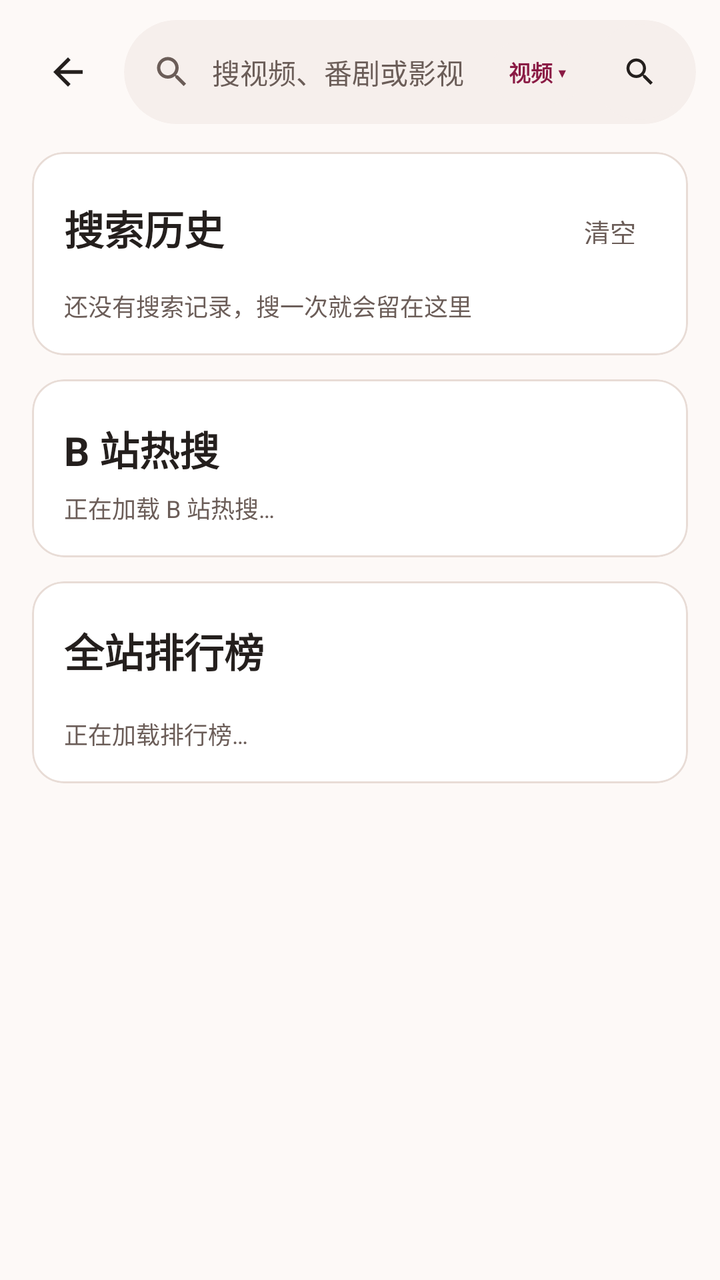
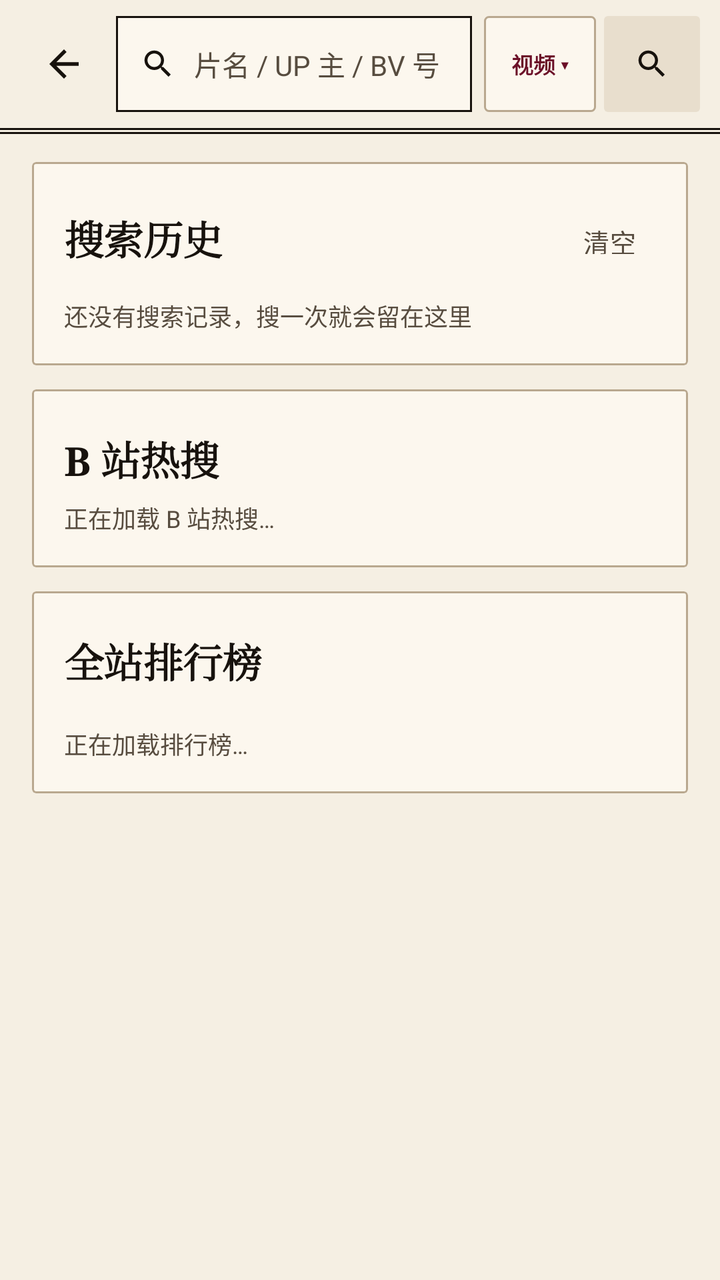

Compare the two renders of this Android layout. The source of the first and the diff that turns it into the second are given below.
<!-- AndroidManifest.xml: application theme Theme.BiliDiy -->
<!-- res/layout/activity_search.xml -->
<?xml version="1.0" encoding="utf-8"?>
<LinearLayout xmlns:android="http://schemas.android.com/apk/res/android"
    xmlns:app="http://schemas.android.com/apk/res-auto"
    android:id="@+id/pageRoot"
    android:layout_width="match_parent"
    android:layout_height="match_parent"
    android:background="@color/bg"
    android:orientation="vertical">

    <LinearLayout
        android:layout_width="match_parent"
        android:layout_height="wrap_content"
        android:gravity="center_vertical"
        android:orientation="horizontal"
        android:paddingStart="10dp"
        android:paddingTop="10dp"
        android:paddingEnd="12dp">

        <com.google.android.material.button.MaterialButton
            android:id="@+id/btnBack"
            style="@style/Widget.BiliDiy.IconButton.Ghost"
            android:layout_width="48dp"
            android:layout_height="48dp"
            android:contentDescription="返回"
            app:icon="@drawable/ic_arrow_back"
            app:iconSize="22dp" />

        <LinearLayout
            android:id="@+id/searchBox"
            android:layout_width="0dp"
            android:layout_height="52dp"
            android:layout_marginStart="4dp"
            android:layout_weight="1"
            android:background="@drawable/bg_search"
            android:clipToOutline="true"
            android:gravity="center_vertical"
            android:orientation="horizontal"
            android:paddingStart="14dp"
            android:paddingEnd="4dp">

            <ImageView
                android:layout_width="20dp"
                android:layout_height="20dp"
                android:contentDescription="@null"
                android:src="@drawable/ic_search"
                app:tint="@color/textSecondary" />

            <EditText
                android:id="@+id/etSearch"
                android:layout_width="0dp"
                android:layout_height="match_parent"
                android:layout_weight="1"
                android:background="@null"
                android:gravity="center_vertical"
                android:hint="@string/search_hint"
                android:imeOptions="actionSearch"
                android:importantForAutofill="no"
                android:inputType="text"
                android:maxLines="1"
                android:paddingStart="10dp"
                android:paddingEnd="4dp"
                android:textColor="@color/textMain"
                android:textColorHint="@color/textSecondary"
                android:textSize="14sp" />

            <TextView
                android:id="@+id/btnKindFilter"
                android:layout_width="wrap_content"
                android:layout_height="32dp"
                android:layout_marginEnd="2dp"
                android:background="@drawable/bg_chip"
                android:clickable="true"
                android:focusable="true"
                android:gravity="center"
                android:paddingStart="9dp"
                android:paddingEnd="9dp"
                android:text="视频 ▾"
                android:textColor="@color/pinkDeep"
                android:textSize="11sp"
                android:textStyle="bold" />

            <TextView
                android:id="@+id/btnClear"
                android:layout_width="30dp"
                android:layout_height="30dp"
                android:background="?attr/selectableItemBackgroundBorderless"
                android:contentDescription="清空"
                android:gravity="center"
                android:text="✕"
                android:textColor="@color/textSecondary"
                android:textSize="12sp"
                android:visibility="gone" />

            <com.google.android.material.button.MaterialButton
                android:id="@+id/btnSearch"
                style="@style/Widget.BiliDiy.IconButton"
                android:layout_width="48dp"
                android:layout_height="48dp"
                android:layout_marginStart="2dp"
                android:contentDescription="@string/search"
                app:icon="@drawable/ic_search"
                app:iconGravity="textStart"
                app:iconPadding="0dp"
                app:iconSize="18dp" />
        </LinearLayout>
    </LinearLayout>

    <FrameLayout
        android:layout_width="match_parent"
        android:layout_height="0dp"
        android:layout_weight="1">

        <androidx.core.widget.NestedScrollView
            android:id="@+id/scrollHome"
            android:layout_width="match_parent"
            android:layout_height="match_parent"
            android:clipToPadding="false"
            android:fillViewport="true"
            android:overScrollMode="never">

            <LinearLayout
                android:layout_width="match_parent"
                android:layout_height="wrap_content"
                android:orientation="vertical"
                android:paddingStart="16dp"
                android:paddingTop="14dp"
                android:paddingEnd="16dp"
                android:paddingBottom="28dp">

                <com.google.android.material.card.MaterialCardView
                    style="@style/Widget.BiliDiy.Card"
                    android:layout_width="match_parent"
                    android:layout_height="wrap_content"
                    app:cardCornerRadius="16dp">

                    <LinearLayout
                        android:layout_width="match_parent"
                        android:layout_height="wrap_content"
                        android:orientation="vertical"
                        android:padding="16dp">

                        <LinearLayout
                            android:layout_width="match_parent"
                            android:layout_height="wrap_content"
                            android:layout_marginTop="4dp"
                            android:gravity="center_vertical"
                            android:orientation="horizontal">

                            <TextView
                                android:layout_width="0dp"
                                android:layout_height="wrap_content"
                                android:layout_weight="1"
                                android:text="搜索历史"
                                android:textAppearance="@style/TextAppearance.BiliDiy.TitleLarge" />

                            <com.google.android.material.button.MaterialButton
                                android:id="@+id/btnHistoryClear"
                                style="@style/Widget.BiliDiy.Button.Text"
                                android:layout_width="wrap_content"
                                android:layout_height="36dp"
                                android:minWidth="0dp"
                                android:paddingStart="10dp"
                                android:paddingEnd="10dp"
                                android:text="清空" />
                        </LinearLayout>

                        <com.google.android.material.chip.ChipGroup
                            android:id="@+id/chipHistory"
                            android:layout_width="match_parent"
                            android:layout_height="wrap_content"
                            android:layout_marginTop="8dp"
                            app:chipSpacingHorizontal="8dp"
                            app:chipSpacingVertical="4dp"
                            app:singleLine="false" />

                        <TextView
                            android:id="@+id/tvHistoryEmpty"
                            android:layout_width="match_parent"
                            android:layout_height="wrap_content"
                            android:layout_marginTop="4dp"
                            android:text="还没有搜索记录，搜一次就会留在这里"
                            android:textColor="@color/textSecondary"
                            android:textSize="12sp" />
                    </LinearLayout>
                </com.google.android.material.card.MaterialCardView>

                <com.google.android.material.card.MaterialCardView
                    style="@style/Widget.BiliDiy.Card"
                    android:layout_width="match_parent"
                    android:layout_height="wrap_content"
                    android:layout_marginTop="12dp"
                    app:cardCornerRadius="16dp">

                    <LinearLayout
                        android:layout_width="match_parent"
                        android:layout_height="wrap_content"
                        android:orientation="vertical"
                        android:padding="16dp">

                        <LinearLayout
                            android:layout_width="match_parent"
                            android:layout_height="wrap_content"
                            android:layout_marginTop="4dp"
                            android:gravity="center_vertical"
                            android:orientation="horizontal">

                            <TextView
                                android:layout_width="0dp"
                                android:layout_height="wrap_content"
                                android:layout_weight="1"
                                android:text="B 站热搜"
                                android:textAppearance="@style/TextAppearance.BiliDiy.TitleLarge" />

                            </LinearLayout>

                        <com.google.android.material.chip.ChipGroup
                            android:id="@+id/chipHot"
                            android:layout_width="match_parent"
                            android:layout_height="wrap_content"
                            android:layout_marginTop="8dp"
                            android:visibility="gone"
                            app:chipSpacingHorizontal="8dp"
                            app:chipSpacingVertical="4dp"
                            app:singleLine="false" />

                        <TextView
                            android:id="@+id/tvHotState"
                            android:layout_width="match_parent"
                            android:layout_height="wrap_content"
                            android:layout_marginTop="6dp"
                            android:text="正在加载 B 站热搜…"
                            android:textColor="@color/textSecondary"
                            android:textSize="12sp" />
                    </LinearLayout>
                </com.google.android.material.card.MaterialCardView>

                <com.google.android.material.card.MaterialCardView
                    style="@style/Widget.BiliDiy.Card"
                    android:layout_width="match_parent"
                    android:layout_height="wrap_content"
                    android:layout_marginTop="12dp"
                    app:cardCornerRadius="16dp">

                    <LinearLayout
                        android:layout_width="match_parent"
                        android:layout_height="wrap_content"
                        android:orientation="vertical"
                        android:padding="16dp">

                        <LinearLayout
                            android:layout_width="match_parent"
                            android:layout_height="wrap_content"
                            android:layout_marginTop="4dp"
                            android:gravity="center_vertical"
                            android:orientation="horizontal">

                            <TextView
                                android:id="@+id/tvRankTitle"
                                android:layout_width="0dp"
                                android:layout_height="wrap_content"
                                android:layout_weight="1"
                                android:text="全站排行榜"
                                android:textAppearance="@style/TextAppearance.BiliDiy.TitleLarge" />

                            </LinearLayout>

                        <LinearLayout
                            android:id="@+id/listRanking"
                            android:layout_width="match_parent"
                            android:layout_height="wrap_content"
                            android:layout_marginTop="10dp"
                            android:orientation="vertical" />

                        <TextView
                            android:id="@+id/tvRankState"
                            android:layout_width="match_parent"
                            android:layout_height="wrap_content"
                            android:layout_marginTop="8dp"
                            android:text="正在加载排行榜…"
                            android:textColor="@color/textSecondary"
                            android:textSize="12sp" />
                    </LinearLayout>
                </com.google.android.material.card.MaterialCardView>
            </LinearLayout>
        </androidx.core.widget.NestedScrollView>

        <LinearLayout
            android:id="@+id/resultsPanel"
            android:layout_width="match_parent"
            android:layout_height="match_parent"
            android:orientation="vertical"
            android:visibility="gone">

            <ProgressBar
                android:id="@+id/pbLoading"
                style="?android:attr/progressBarStyleHorizontal"
                android:layout_width="match_parent"
                android:layout_height="2dp"
                android:indeterminate="true"
                android:indeterminateTint="@color/pink"
                android:visibility="gone" />

            <FrameLayout
                android:layout_width="match_parent"
                android:layout_height="0dp"
                android:layout_weight="1">

                <androidx.recyclerview.widget.RecyclerView
                    android:id="@+id/rvResults"
                    android:layout_width="match_parent"
                    android:layout_height="match_parent"
                    android:clipToPadding="false"
                    android:overScrollMode="never"
                    android:paddingStart="12dp"
                    android:paddingTop="4dp"
                    android:paddingEnd="12dp"
                    android:paddingBottom="18dp" />

                <TextView
                    android:id="@+id/tvEmpty"
                    android:layout_width="match_parent"
                    android:layout_height="wrap_content"
                    android:layout_gravity="center"
                    android:gravity="center"
                    android:lineSpacingExtra="4dp"
                    android:paddingStart="36dp"
                    android:paddingEnd="36dp"
                    android:textColor="@color/textSecondary"
                    android:textSize="13sp"
                    android:visibility="gone" />
            </FrameLayout>
        </LinearLayout>
    </FrameLayout>
</LinearLayout>
<!-- resources referenced by this layout -->
<resources>
  <color name="bg">#FDF9F7</color>
  <color name="pink">@color/primary</color>
  <color name="pinkDeep">@color/onPrimaryContainer</color>
  <color name="textMain">#241F1D</color>
  <color name="textSecondary">#6B5D58</color>
  <!-- drawable bg_chip (drawable) -->
  <?xml version="1.0" encoding="utf-8"?>
  <shape xmlns:android="http://schemas.android.com/apk/res/android" android:shape="rectangle">
      <solid android:color="@color/surfaceContainer" />
      <corners android:radius="999dp" />
  </shape>
  <!-- drawable bg_search (drawable) -->
  <?xml version="1.0" encoding="utf-8"?>
  <shape xmlns:android="http://schemas.android.com/apk/res/android" android:shape="rectangle">
      <solid android:color="@color/surfaceContainer" />
      <corners android:radius="26dp" />
  </shape>
  <string name="search">搜一下</string>
  <string name="search_hint">搜视频、番剧或影视</string>
  <style name="TextAppearance.BiliDiy.TitleLarge">
          <item name="android:textSize">20sp</item>
          <item name="android:textStyle">bold</item>
          <item name="android:textColor">@color/textMain</item>
          <item name="android:includeFontPadding">false</item>
      </style>
  <style name="Widget.BiliDiy.Card">
          <item name="cardBackgroundColor">@color/surface</item>
          <item name="cardCornerRadius">@dimen/radius_md</item>
          <item name="cardElevation">0dp</item>
          <item name="strokeWidth">@dimen/card_stroke</item>
          <item name="strokeColor">@color/line</item>
      </style>
  <style name="Widget.BiliDiy.IconButton" parent="Widget.Material3.Button">
          <item name="android:layout_width">@dimen/icon_button</item>
          <item name="android:layout_height">@dimen/icon_button</item>
          <item name="android:minWidth">0dp</item>
          <item name="android:minHeight">0dp</item>
          <item name="android:insetTop">0dp</item>
          <item name="android:insetBottom">0dp</item>
          <item name="android:padding">8dp</item>
          <item name="cornerRadius">@dimen/radius_pill</item>
          <item name="backgroundTint">@color/surfaceContainer</item>
          <item name="iconTint">@color/textMain</item>
          <item name="iconGravity">textStart</item>
          <item name="iconPadding">0dp</item>
          <item name="android:textAllCaps">false</item>
      </style>
  <style name="Widget.BiliDiy.IconButton.Ghost">
          <item name="backgroundTint">@android:color/transparent</item>
          <item name="iconTint">@color/textMain</item>
      </style>
  <color name="primary">#C0265C</color>
  <color name="onPrimaryContainer">#8A1A44</color>
  <color name="surfaceContainer">#F6EFEC</color>
  <color name="surface">#FFFFFF</color>
  <dimen name="radius_md">16dp</dimen>
  <dimen name="card_stroke">1dp</dimen>
  <color name="line">#E8DCD6</color>
  <dimen name="icon_button">44dp</dimen>
  <dimen name="radius_pill">999dp</dimen>
  <color name="onPrimary">#FFFFFF</color>
  <color name="primaryContainer">#FBE4EB</color>
  <color name="peach">#8A6A12</color>
  <color name="ok">#2E7D48</color>
  <color name="surfaceContainerHigh">#EFE5E1</color>
  <color name="bad">#C0392B</color>
  <!-- unchanged entries left out for length: 4 -->
</resources>

<!-- the commit's change to res/layout/activity_search.xml (unified diff, before → after) -->
@@ -6,15 +6,15 @@
     android:layout_height="match_parent"
     android:background="@color/bg"
     android:orientation="vertical">
-
     <LinearLayout
         android:layout_width="match_parent"
         android:layout_height="wrap_content"
         android:gravity="center_vertical"
         android:orientation="horizontal"
-        android:paddingStart="10dp"
-        android:paddingTop="10dp"
-        android:paddingEnd="12dp">
+        android:paddingStart="8dp"
+        android:paddingTop="8dp"
+        android:paddingEnd="10dp"
+        android:paddingBottom="8dp">
 
         <com.google.android.material.button.MaterialButton
             android:id="@+id/btnBack"
@@ -28,22 +28,22 @@
         <LinearLayout
             android:id="@+id/searchBox"
             android:layout_width="0dp"
-            android:layout_height="52dp"
-            android:layout_marginStart="4dp"
+            android:layout_height="48dp"
+            android:layout_marginStart="2dp"
             android:layout_weight="1"
             android:background="@drawable/bg_search"
             android:clipToOutline="true"
             android:gravity="center_vertical"
             android:orientation="horizontal"
-            android:paddingStart="14dp"
-            android:paddingEnd="4dp">
+            android:paddingStart="12dp"
+            android:paddingEnd="0dp">
 
             <ImageView
-                android:layout_width="20dp"
-                android:layout_height="20dp"
+                android:layout_width="18dp"
+                android:layout_height="18dp"
                 android:contentDescription="@null"
                 android:src="@drawable/ic_search"
-                app:tint="@color/textSecondary" />
+                app:tint="@color/textMain" />
 
             <EditText
                 android:id="@+id/etSearch"
@@ -51,38 +51,23 @@
                 android:layout_height="match_parent"
                 android:layout_weight="1"
                 android:background="@null"
+                android:fontFamily="sans-serif"
                 android:gravity="center_vertical"
                 android:hint="@string/search_hint"
                 android:imeOptions="actionSearch"
                 android:importantForAutofill="no"
                 android:inputType="text"
                 android:maxLines="1"
-                android:paddingStart="10dp"
+                android:paddingStart="9dp"
                 android:paddingEnd="4dp"
                 android:textColor="@color/textMain"
                 android:textColorHint="@color/textSecondary"
                 android:textSize="14sp" />
 
             <TextView
-                android:id="@+id/btnKindFilter"
-                android:layout_width="wrap_content"
-                android:layout_height="32dp"
-                android:layout_marginEnd="2dp"
-                android:background="@drawable/bg_chip"
-                android:clickable="true"
-                android:focusable="true"
-                android:gravity="center"
-                android:paddingStart="9dp"
-                android:paddingEnd="9dp"
-                android:text="视频 ▾"
-                android:textColor="@color/pinkDeep"
-                android:textSize="11sp"
-                android:textStyle="bold" />
-
-            <TextView
                 android:id="@+id/btnClear"
-                android:layout_width="30dp"
-                android:layout_height="30dp"
+                android:layout_width="36dp"
+                android:layout_height="48dp"
                 android:background="?attr/selectableItemBackgroundBorderless"
                 android:contentDescription="清空"
                 android:gravity="center"
@@ -90,21 +75,42 @@
                 android:textColor="@color/textSecondary"
                 android:textSize="12sp"
                 android:visibility="gone" />
-
-            <com.google.android.material.button.MaterialButton
-                android:id="@+id/btnSearch"
-                style="@style/Widget.BiliDiy.IconButton"
-                android:layout_width="48dp"
-                android:layout_height="48dp"
-                android:layout_marginStart="2dp"
-                android:contentDescription="@string/search"
-                app:icon="@drawable/ic_search"
-                app:iconGravity="textStart"
-                app:iconPadding="0dp"
-                app:iconSize="18dp" />
         </LinearLayout>
+
+        <TextView
+            android:id="@+id/btnKindFilter"
+            android:layout_width="wrap_content"
+            android:layout_height="48dp"
+            android:layout_marginStart="6dp"
+            android:background="@drawable/bg_chip"
+            android:clickable="true"
+            android:focusable="true"
+            android:fontFamily="sans-serif"
+            android:gravity="center"
+            android:minWidth="56dp"
+            android:paddingStart="9dp"
+            android:paddingEnd="9dp"
+            android:text="视频 ▾"
+            android:textColor="@color/pinkDeep"
+            android:textSize="11sp"
+            android:textStyle="bold" />
+
+        <com.google.android.material.button.MaterialButton
+            android:id="@+id/btnSearch"
+            style="@style/Widget.BiliDiy.IconButton"
+            android:layout_width="48dp"
+            android:layout_height="48dp"
+            android:layout_marginStart="4dp"
+            android:contentDescription="@string/search"
+            app:icon="@drawable/ic_search"
+            app:iconGravity="textStart"
+            app:iconPadding="0dp"
+            app:iconSize="18dp" />
     </LinearLayout>
-
+    <View
+        android:layout_width="match_parent"
+        android:layout_height="3dp"
+        android:background="@drawable/bg_rule_double" />
     <FrameLayout
         android:layout_width="match_parent"
         android:layout_height="0dp"
@@ -131,7 +137,7 @@
                     style="@style/Widget.BiliDiy.Card"
                     android:layout_width="match_parent"
                     android:layout_height="wrap_content"
-                    app:cardCornerRadius="16dp">
+                    app:cardCornerRadius="2dp">
 
                     <LinearLayout
                         android:layout_width="match_parent"
@@ -189,7 +195,7 @@
                     android:layout_width="match_parent"
                     android:layout_height="wrap_content"
                     android:layout_marginTop="12dp"
-                    app:cardCornerRadius="16dp">
+                    app:cardCornerRadius="2dp">
 
                     <LinearLayout
                         android:layout_width="match_parent"
@@ -239,7 +245,7 @@
                     android:layout_width="match_parent"
                     android:layout_height="wrap_content"
                     android:layout_marginTop="12dp"
-                    app:cardCornerRadius="16dp">
+                    app:cardCornerRadius="2dp">
 
                     <LinearLayout
                         android:layout_width="match_parent"
<!-- resource entries referenced after the edit -->
@@ -1,33 +1,53 @@
 <!-- resources referenced by this layout -->
 <resources>
-  <color name="bg">#FDF9F7</color>
+  <color name="bg">#F5EFE3</color>
   <color name="pink">@color/primary</color>
   <color name="pinkDeep">@color/onPrimaryContainer</color>
-  <color name="textMain">#241F1D</color>
-  <color name="textSecondary">#6B5D58</color>
+  <color name="textMain">#17120D</color>
+  <color name="textSecondary">#574C3F</color>
   <!-- drawable bg_chip (drawable) -->
   <?xml version="1.0" encoding="utf-8"?>
   <shape xmlns:android="http://schemas.android.com/apk/res/android" android:shape="rectangle">
-      <solid android:color="@color/surfaceContainer" />
-      <corners android:radius="999dp" />
+      <solid android:color="@color/surface" />
+      <stroke android:width="1dp" android:color="@color/line" />
+      <corners android:radius="2dp" />
   </shape>
+  <!-- drawable bg_rule_double (drawable) -->
+  <?xml version="1.0" encoding="utf-8"?>
+  <layer-list xmlns:android="http://schemas.android.com/apk/res/android">
+      <item android:gravity="top">
+          <shape android:shape="rectangle">
+              <size android:height="1dp" />
+              <solid android:color="@color/textMain" />
+          </shape>
+      </item>
+      <item android:gravity="bottom">
+          <shape android:shape="rectangle">
+              <size android:height="1dp" />
+              <solid android:color="@color/textMain" />
+          </shape>
+      </item>
+  </layer-list>
   <!-- drawable bg_search (drawable) -->
   <?xml version="1.0" encoding="utf-8"?>
   <shape xmlns:android="http://schemas.android.com/apk/res/android" android:shape="rectangle">
-      <solid android:color="@color/surfaceContainer" />
-      <corners android:radius="26dp" />
+      <solid android:color="@color/surface" />
+      <stroke android:width="1dp" android:color="@color/textMain" />
+      <corners android:radius="0dp" />
   </shape>
   <string name="search">搜一下</string>
-  <string name="search_hint">搜视频、番剧或影视</string>
+  <string name="search_hint">片名 / UP 主 / BV 号</string>
   <style name="TextAppearance.BiliDiy.TitleLarge">
+          <item name="android:fontFamily">serif</item>
           <item name="android:textSize">20sp</item>
           <item name="android:textStyle">bold</item>
           <item name="android:textColor">@color/textMain</item>
+          <item name="android:letterSpacing">-0.01</item>
           <item name="android:includeFontPadding">false</item>
       </style>
   <style name="Widget.BiliDiy.Card">
           <item name="cardBackgroundColor">@color/surface</item>
-          <item name="cardCornerRadius">@dimen/radius_md</item>
+          <item name="cardCornerRadius">2dp</item>
           <item name="cardElevation">0dp</item>
           <item name="strokeWidth">@dimen/card_stroke</item>
           <item name="strokeColor">@color/line</item>
@@ -40,7 +60,7 @@
           <item name="android:insetTop">0dp</item>
           <item name="android:insetBottom">0dp</item>
           <item name="android:padding">8dp</item>
-          <item name="cornerRadius">@dimen/radius_pill</item>
+          <item name="cornerRadius">2dp</item>
           <item name="backgroundTint">@color/surfaceContainer</item>
           <item name="iconTint">@color/textMain</item>
           <item name="iconGravity">textStart</item>
@@ -51,21 +71,19 @@
           <item name="backgroundTint">@android:color/transparent</item>
           <item name="iconTint">@color/textMain</item>
       </style>
-  <color name="primary">#C0265C</color>
-  <color name="onPrimaryContainer">#8A1A44</color>
-  <color name="surfaceContainer">#F6EFEC</color>
-  <color name="surface">#FFFFFF</color>
-  <dimen name="radius_md">16dp</dimen>
+  <color name="primary">#9C1B3B</color>
+  <color name="onPrimaryContainer">#6B0F27</color>
+  <color name="surfaceContainer">#E8DECD</color>
+  <color name="surface">#FCF7EE</color>
   <dimen name="card_stroke">1dp</dimen>
-  <color name="line">#E8DCD6</color>
+  <color name="line">#B9A88F</color>
   <dimen name="icon_button">44dp</dimen>
-  <dimen name="radius_pill">999dp</dimen>
-  <color name="onPrimary">#FFFFFF</color>
-  <color name="primaryContainer">#FBE4EB</color>
-  <color name="peach">#8A6A12</color>
-  <color name="ok">#2E7D48</color>
-  <color name="surfaceContainerHigh">#EFE5E1</color>
-  <color name="bad">#C0392B</color>
+  <color name="onPrimary">#FFF8EE</color>
+  <color name="primaryContainer">#F5D6DD</color>
+  <color name="peach">#8A5A00</color>
+  <color name="ok">#2E6B49</color>
+  <color name="surfaceContainerHigh">#DCD0BC</color>
+  <color name="bad">#A2261D</color>
   <!-- unchanged entries left out for length: 4 -->
 </resources>
 
